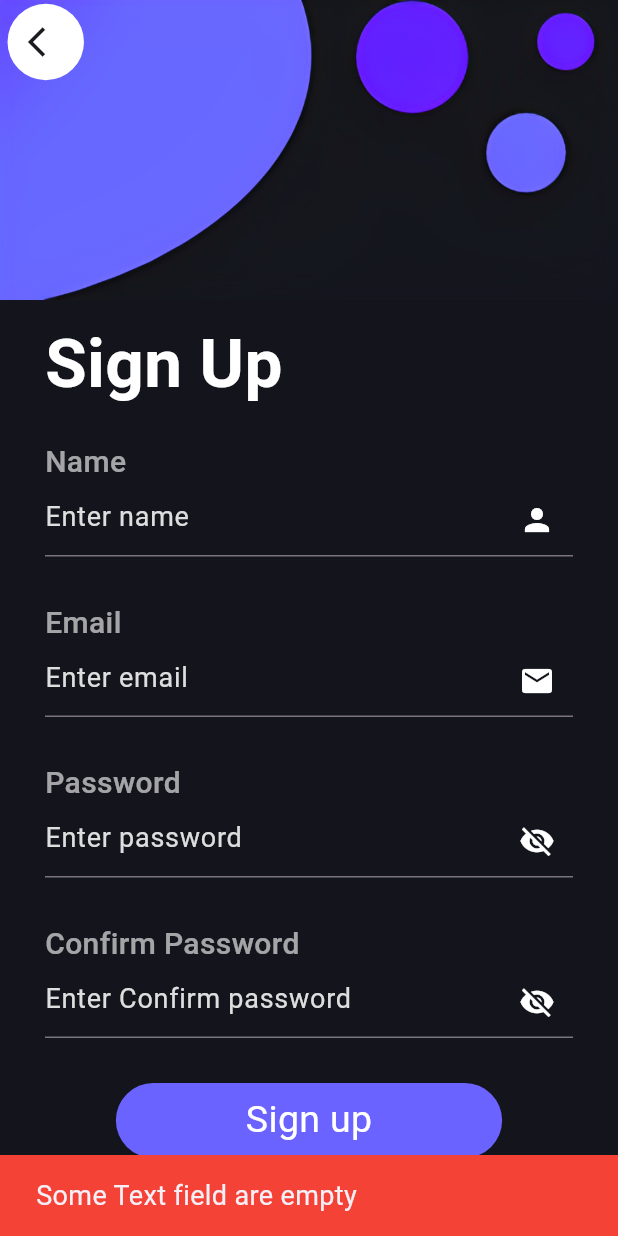
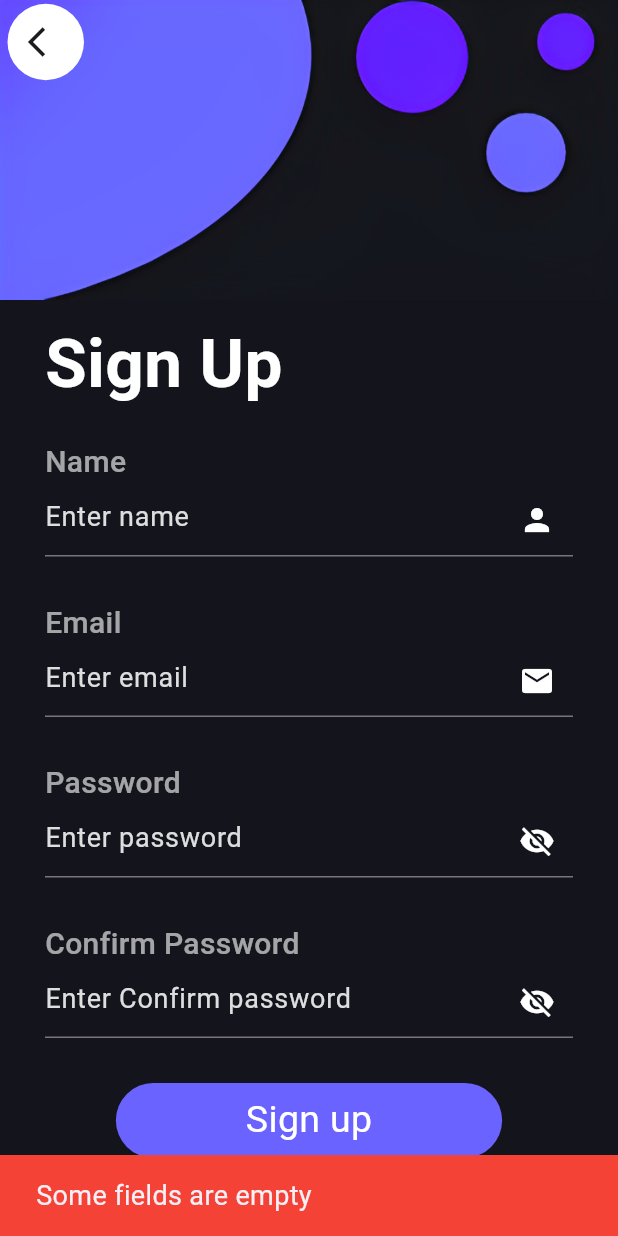
Before and after one commit to ganeshchay2021/Movie-Booking-App, a Flutter app: the SignUpScreen screen opened directly, after a tap on "Sign up", on a phone screen of 412 x 824 dp. Run offline on Flutter 3.47's test engine with Material 3 defaults, Android fonts, the phone set to English and light mode, and no system bars; drawn by our look-alikes of loading_overlay; our stand-ins replace bloc, bloc_concurrency, carousel_slider, cloud_firestore, curved_navigation_bar, dartz and 5 more; accounts and stored records are empty.

Commit message:
Apdated Comment

```diff
--- a/lib/pages/signup/sign_up_screen.dart
+++ b/lib/pages/signup/sign_up_screen.dart
@@ -8,6 +8,7 @@ import 'package:movie_booking_app/domain/constant/ui_helper.dart';
 import 'package:movie_booking_app/pages/botton%20nav%20bar/bottom_nav_bar.dart';
 import 'package:movie_booking_app/pages/login/bloc/auth_bloc.dart';
 
+// SignUpScreen: A StatefulWidget for user registration screen.
 class SignUpScreen extends StatefulWidget {
   const SignUpScreen({super.key});
 
@@ -16,41 +17,42 @@ class SignUpScreen extends StatefulWidget {
 }
 
 class _SignUpScreenState extends State<SignUpScreen> {
+  // Controllers for input fields.
   TextEditingController nameController = TextEditingController();
   TextEditingController emailController = TextEditingController();
   TextEditingController passwordController = TextEditingController();
   TextEditingController confirmPasswordController = TextEditingController();
 
-  bool showPassword = true;
-  bool showConfirmPassword = true;
-  bool isLoading = false;
+  bool showPassword = true; // To toggle password visibility.
+  bool showConfirmPassword = true; // To toggle confirm password visibility.
+  bool isLoading = false; // To manage loading state during API calls.
 
   @override
   Widget build(BuildContext context) {
     return Scaffold(
       appBar: AppBar(
-        backgroundColor: Colors.transparent,
-        elevation: 0,
+        backgroundColor: Colors.transparent, // Transparent app bar.
+        elevation: 0, // Removes app bar shadow.
         leading: Padding(
           padding: const EdgeInsets.only(left: 5),
-          child: UiHelper.customBackButton(
-            onPressed: () {
-              Navigator.pop(context);
-            },
-          ),
+          // Custom back button for navigation.
+          child: UiHelper.customBackButton(onPressed: () {
+            Navigator.pop(context); // Pop current screen on back button press.
+          }),
         ),
       ),
-      extendBodyBehindAppBar: true,
-      backgroundColor: const Color(0xff14141d),
+      extendBodyBehindAppBar: true, // Extends body behind the app bar.
+      backgroundColor: const Color(0xff14141d), // Dark background color.
       body: BlocListener<AuthBloc, AuthState>(
         listener: (context, state) {
+          // Listening to auth states (loading, error, success).
           if (state is AuthLoadingState) {
             setState(() {
-              isLoading = true;
+              isLoading = true; // Show loading overlay.
             });
           } else {
             setState(() {
-              isLoading = false;
+              isLoading = false; // Hide loading overlay.
             });
           }
 
@@ -58,53 +60,53 @@ class _SignUpScreenState extends State<SignUpScreen> {
             ScaffoldMessenger.of(context).showSnackBar(
               SnackBar(
                 backgroundColor: Colors.red,
-                content:
-                    UiHelper.customText(text: state.errorMsg, fontsize: 18.0),
+                content: UiHelper.customText(
+                  text: state.errorMsg,
+                  fontsize: 18.0,
+                ),
               ),
             );
           }
 
           if (state is AuthSuccessState) {
             Navigator.pushAndRemoveUntil(
-                context,
-                CupertinoPageRoute(
-                  builder: (context) => const BottomNavBar(),
-                ),
-                (route) => false);
+              context,
+              CupertinoPageRoute(builder: (context) => const BottomNavBar()),
+              (route) => false, // Removes all previous routes and goes to BottomNavBar.
+            );
             ScaffoldMessenger.of(context).showSnackBar(
               SnackBar(
                 backgroundColor: Colors.green,
                 content: UiHelper.customText(
-                    text: "User Registerd Successfully", fontsize: 18.0),
+                  text: "User Registered Successfully",
+                  fontsize: 18.0,
+                ),
               ),
             );
           }
         },
         child: LoadingOverlay(
-          isLoading: isLoading,
+          isLoading: isLoading, // Display loading overlay during API request.
           child: SingleChildScrollView(
             child: Column(
               crossAxisAlignment: CrossAxisAlignment.start,
               children: [
                 UiHelper.assetImage(image: Assets.signin),
-                const SizedBox(
-                  height: 10,
-                ),
+                const SizedBox(height: 10),
                 Form(
                   child: Padding(
-                    padding: const EdgeInsets.only(left: 30, right: 30),
+                    padding: const EdgeInsets.symmetric(horizontal: 30),
                     child: Column(
                       crossAxisAlignment: CrossAxisAlignment.start,
                       children: [
                         UiHelper.customText(
-                          text: "Sign Up",
+                          text: "Sign Up", // Title text
                           color: Colors.white,
                           fontsize: 45.0,
                           fontWeight: FontWeight.bold,
                         ),
-                        const SizedBox(
-                          height: 20,
-                        ),
+                        const SizedBox(height: 20),
+                        // Name input field
                         UiHelper.customText(
                           text: "Name",
                           color: const Color.fromRGBO(255, 255, 255, 0.616),
@@ -116,9 +118,8 @@ class _SignUpScreenState extends State<SignUpScreen> {
                           controller: nameController,
                           icon: Icons.person,
                         ),
-                        const SizedBox(
-                          height: 30,
-                        ),
+                        const SizedBox(height: 30),
+                        // Email input field
                         UiHelper.customText(
                           text: "Email",
                           color: const Color.fromRGBO(255, 255, 255, 0.616),
@@ -130,9 +131,8 @@ class _SignUpScreenState extends State<SignUpScreen> {
                           controller: emailController,
                           icon: Icons.email,
                         ),
-                        const SizedBox(
-                          height: 30,
-                        ),
+                        const SizedBox(height: 30),
+                        // Password input field
                         UiHelper.customText(
                           text: "Password",
                           color: const Color.fromRGBO(255, 255, 255, 0.616),
@@ -142,7 +142,7 @@ class _SignUpScreenState extends State<SignUpScreen> {
                         UiHelper.customTextfield(
                           onTap: () {
                             setState(() {
-                              showPassword = !showPassword;
+                              showPassword = !showPassword; // Toggle visibility.
                             });
                           },
                           hintText: "Enter password",
@@ -152,9 +152,8 @@ class _SignUpScreenState extends State<SignUpScreen> {
                               : Icons.visibility,
                           obscureText: showPassword,
                         ),
-                        const SizedBox(
-                          height: 30,
-                        ),
+                        const SizedBox(height: 30),
+                        // Confirm password input field
                         UiHelper.customText(
                           text: "Confirm Password",
                           color: const Color.fromRGBO(255, 255, 255, 0.616),
@@ -164,7 +163,7 @@ class _SignUpScreenState extends State<SignUpScreen> {
                         UiHelper.customTextfield(
                           onTap: () {
                             setState(() {
-                              showConfirmPassword = !showConfirmPassword;
+                              showConfirmPassword = !showConfirmPassword; // Toggle visibility.
                             });
                           },
                           hintText: "Enter Confirm password",
@@ -174,9 +173,8 @@ class _SignUpScreenState extends State<SignUpScreen> {
                               : Icons.visibility,
                           obscureText: showConfirmPassword,
                         ),
-                        const SizedBox(
-                          height: 30,
-                        ),
+                        const SizedBox(height: 30),
+                        // Sign-up button
                         UiHelper.customButton(
                           context: context,
                           onTap: () {
@@ -184,27 +182,24 @@ class _SignUpScreenState extends State<SignUpScreen> {
                             String name = nameController.text;
                             String password = passwordController.text;
 
-                            if (nameController.text != "" &&
-                                emailController.text != "" &&
-                                passwordController.text != "" &&
-                                confirmPasswordController.text != "") {
-                              if (EmailValidator.validate(
-                                  emailController.text)) {
-                                if (passwordController.text ==
-                                    confirmPasswordController.text) {
+                            // Validate form fields
+                            if (name.isNotEmpty && email.isNotEmpty && password.isNotEmpty && confirmPasswordController.text.isNotEmpty) {
+                              if (EmailValidator.validate(email)) {
+                                if (password == confirmPasswordController.text) {
+                                  // Trigger sign-up event
                                   context.read<AuthBloc>().add(
                                         AuthSignUpEvent(
-                                            email: email,
-                                            password: password,
-                                            name: name),
+                                          email: email,
+                                          password: password,
+                                          name: name,
+                                        ),
                                       );
                                 } else {
                                   ScaffoldMessenger.of(context).showSnackBar(
                                     SnackBar(
                                       backgroundColor: Colors.red,
                                       content: UiHelper.customText(
-                                          text: "Password doesn't match",
-                                          fontsize: 18.0),
+                                          text: "Password doesn't match", fontsize: 18.0),
                                     ),
                                   );
                                 }
@@ -222,18 +217,16 @@ class _SignUpScreenState extends State<SignUpScreen> {
                                 SnackBar(
                                   backgroundColor: Colors.red,
                                   content: UiHelper.customText(
-                                    text: "Some Text field are empty",
-                                    fontsize: 18,
+                                    text: "Some fields are empty", fontsize: 18,
                                   ),
                                 ),
                               );
                             }
                           },
-                          btnText: "Sign up",
+                          btnText: "Sign up", // Button text for sign up
                         ),
-                        const SizedBox(
-                          height: 20,
-                        ),
+                        const SizedBox(height: 20),
+                        // Navigation to login screen if the user already has an account
                         Row(
                           mainAxisAlignment: MainAxisAlignment.center,
                           children: [
@@ -243,14 +236,11 @@ class _SignUpScreenState extends State<SignUpScreen> {
                               fontsize: 18,
                               color: const Color.fromRGBO(255, 255, 255, 0.616),
                             ),
-                            const SizedBox(
-                              width: 5,
-                            ),
+                            const SizedBox(width: 5),
                             InkWell(
                               onTap: () {
-                                Navigator.pop(context);
+                                Navigator.pop(context); // Navigate back to login
                               },
-                              borderRadius: BorderRadius.circular(5),
                               child: UiHelper.customText(
                                 text: "Login",
                                 color: const Color(0xff6b63ff),
```
Also changed, not shown: lib/main.dart (+10 -6 lines), lib/pages/botton nav bar/bottom_nav_bar.dart (+23 -25 lines), lib/pages/home/home_screen.dart (+13 -16 lines), lib/pages/home/widget/movie_card.dart (+7 -4 lines).
